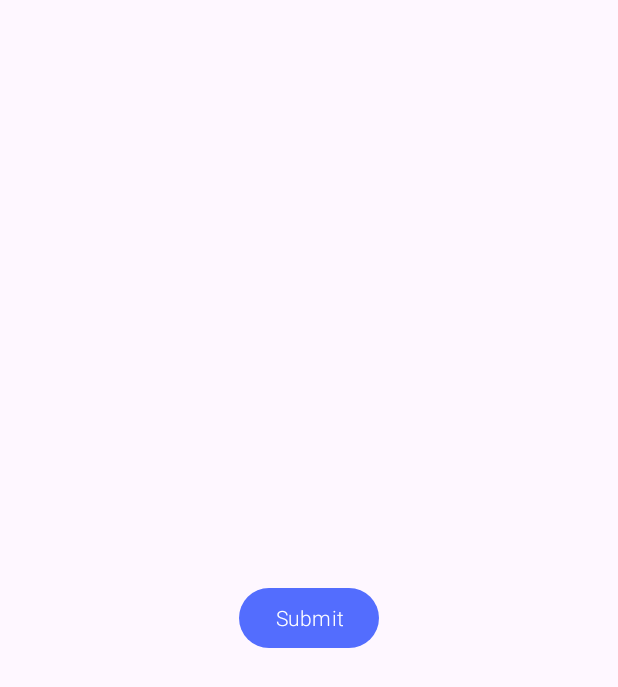
After one commit to Sushant092003/Journey_Craft, an Android app: the NearbyGuidesAndRestaurants screen opened directly, with no data from a screen before it, on a phone screen of 412 x 824 dp. The commit adds this screen. Shown: the top 687 px of the screen. Run offline under Robolectric (Android 15) with nearby library versions, the phone set to English and light mode, and no system bars.

Commit message:
Nearby guides logic done

```diff
--- a/app/build.gradle.kts
+++ b/app/build.gradle.kts
@@ -53,8 +53,6 @@ dependencies {
 
     implementation("com.github.fornewid:neumorphism:0.3.0")
 
-
-
     //weather
     implementation("com.squareup.retrofit2:retrofit:2.9.0")
     implementation("com.squareup.retrofit2:converter-gson:2.9.0")
--- a/app/src/main/java/com/gmail_bssushant2003/journeycraft/Constants/ApiConstants.kt
+++ b/app/src/main/java/com/gmail_bssushant2003/journeycraft/Constants/ApiConstants.kt
@@ -8,6 +8,7 @@ object  ApiConstants {
     var findDrivingPathApiKey = "35ba524ea8msh02b817b9ed5b0ccp1d6de5jsn0efa6edc5b3f"
 
     var showDetailedPlanApiUrl = "http://192.168.1.8:5000/data"
+    var nearbyRestGuideApiUrl = "http://192.168.1.6:8080"
 
     var geminiApiKey = "AIzaSyCpS05faFeF4jgmLdi74Vgqoa3iWLyBF0s"
 
--- /dev/null
+++ b/app/src/main/java/com/gmail_bssushant2003/journeycraft/Constants/ApiService.kt
@@ -0,0 +1,12 @@
+package com.gmail_bssushant2003.journeycraft.Constants
+
+import com.gmail_bssushant2003.journeycraft.Models.Guide
+import com.gmail_bssushant2003.journeycraft.Models.LatLng
+import retrofit2.Call
+import retrofit2.http.Body
+import retrofit2.http.POST
+
+interface ApiService {
+    @POST("/public/find-guides")
+    fun findNearbyGuides(@Body locations: List<LatLng>): Call<List<Guide>>
+}
--- /dev/null
+++ b/app/src/main/java/com/gmail_bssushant2003/journeycraft/DetailedPlan/NearbyGuidesAndRestaurants.kt
@@ -0,0 +1,72 @@
+package com.gmail_bssushant2003.journeycraft.DetailedPlan
+
+import android.os.Bundle
+import android.util.Log
+import androidx.appcompat.app.AppCompatActivity
+import com.gmail_bssushant2003.journeycraft.Constants.ApiConstants.nearbyRestGuideApiUrl
+import com.gmail_bssushant2003.journeycraft.Constants.ApiService
+import com.gmail_bssushant2003.journeycraft.Models.Guide
+import com.gmail_bssushant2003.journeycraft.Models.LatLng
+import okhttp3.OkHttpClient
+import com.gmail_bssushant2003.journeycraft.databinding.ActivityNearbyGuidesAndRestaurantsBinding
+import retrofit2.Call
+import retrofit2.Callback
+import retrofit2.Retrofit
+import retrofit2.converter.gson.GsonConverterFactory
+
+class NearbyGuidesAndRestaurants : AppCompatActivity() {
+
+    private lateinit var binding : ActivityNearbyGuidesAndRestaurantsBinding
+
+    override fun onCreate(savedInstanceState: Bundle?) {
+        super.onCreate(savedInstanceState)
+        binding = ActivityNearbyGuidesAndRestaurantsBinding.inflate(layoutInflater)
+        setContentView(binding.root)
+
+        //receive latLng list from intent
+        val placesLatLngList = intent.getSerializableExtra("placesLatLngList") as? ArrayList<LatLng>
+
+
+
+        binding.buttonSubmit.setOnClickListener {
+            sendLocationsToServer(placesLatLngList)
+        }
+    }
+
+    private fun sendLocationsToServer(placesLatLngList: ArrayList<LatLng>?) {
+        RetrofitClient.apiService.findNearbyGuides(placesLatLngList!!).enqueue(object :
+            Callback<List<Guide>> {
+            override fun onResponse(call: Call<List<Guide>>, response: retrofit2.Response<List<Guide>>) {
+                if (response.isSuccessful) {
+                    response.body()?.forEach {
+                        Log.d("Gaurav", it.name!!)
+                    }
+                } else {
+                    Log.e("ResponseError", "Error: ${response.errorBody()?.string()}")
+                }
+            }
+
+            override fun onFailure(call: Call<List<Guide>>, t: Throwable) {
+                Log.e("NetworkError", "Failed: ${t.message}")
+            }
+
+
+        })
+    }
+
+    object RetrofitClient {
+        private var BASE_URL = nearbyRestGuideApiUrl
+
+        private val retrofit: Retrofit by lazy {
+            Retrofit.Builder()
+                .baseUrl(BASE_URL)
+                .addConverterFactory(GsonConverterFactory.create())
+                .client(OkHttpClient())
+                .build()
+        }
+
+        val apiService: ApiService by lazy {
+            retrofit.create(ApiService::class.java)
+        }
+    }
+}
--- /dev/null
+++ b/app/src/main/java/com/gmail_bssushant2003/journeycraft/Models/Place.kt
@@ -0,0 +1,3 @@
+package com.gmail_bssushant2003.journeycraft.Models
+
+data class Place(val name: String = "", val lat: Double = 0.0, val lng: Double = 0.0)
--- /dev/null
+++ b/app/src/main/res/layout/activity_nearby_guides_and_restaurants.xml
@@ -0,0 +1,20 @@
+<?xml version="1.0" encoding="utf-8"?>
+<androidx.constraintlayout.widget.ConstraintLayout xmlns:android="http://schemas.android.com/apk/res/android"
+    xmlns:app="http://schemas.android.com/apk/res-auto"
+    xmlns:tools="http://schemas.android.com/tools"
+    android:id="@+id/main"
+    android:layout_width="match_parent"
+    android:layout_height="match_parent"
+    tools:context=".DetailedPlan.NearbyGuidesAndRestaurants">
+
+    <Button
+        android:id="@+id/button_submit"
+        android:layout_width="wrap_content"
+        android:layout_height="wrap_content"
+        android:text="Submit"
+        app:layout_constraintBottom_toBottomOf="parent"
+        app:layout_constraintEnd_toEndOf="parent"
+        app:layout_constraintStart_toStartOf="parent"
+        app:layout_constraintTop_toTopOf="parent" />
+
+</androidx.constraintlayout.widget.ConstraintLayout>
```
Also changed, not shown: app/src/main/AndroidManifest.xml (+5 -2 lines), app/src/main/assets/places_lat_lng.csv (added, +31 -0 lines), app/src/main/java/com/gmail_bssushant2003/journeycraft/DetailedPlan/PlanActivity.kt (+54 -4 lines), app/src/main/java/com/gmail_bssushant2003/journeycraft/Models/Guide.kt (added, +15 -0 lines), app/src/main/java/com/gmail_bssushant2003/journeycraft/Models/LatLng.kt (added, +9 -0 lines), app/src/main/java/com/gmail_bssushant2003/journeycraft/Models/User.kt (added, +8 -0 lines).
